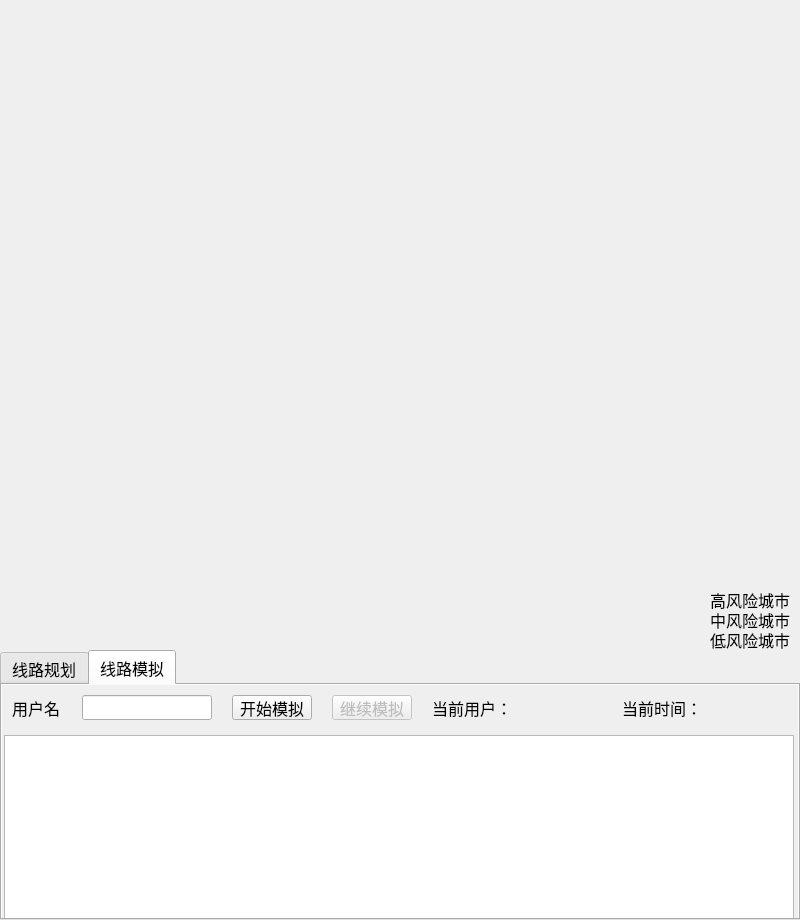
Qt form mainwindow.ui (yts1999/covid19-travel) before a commit.
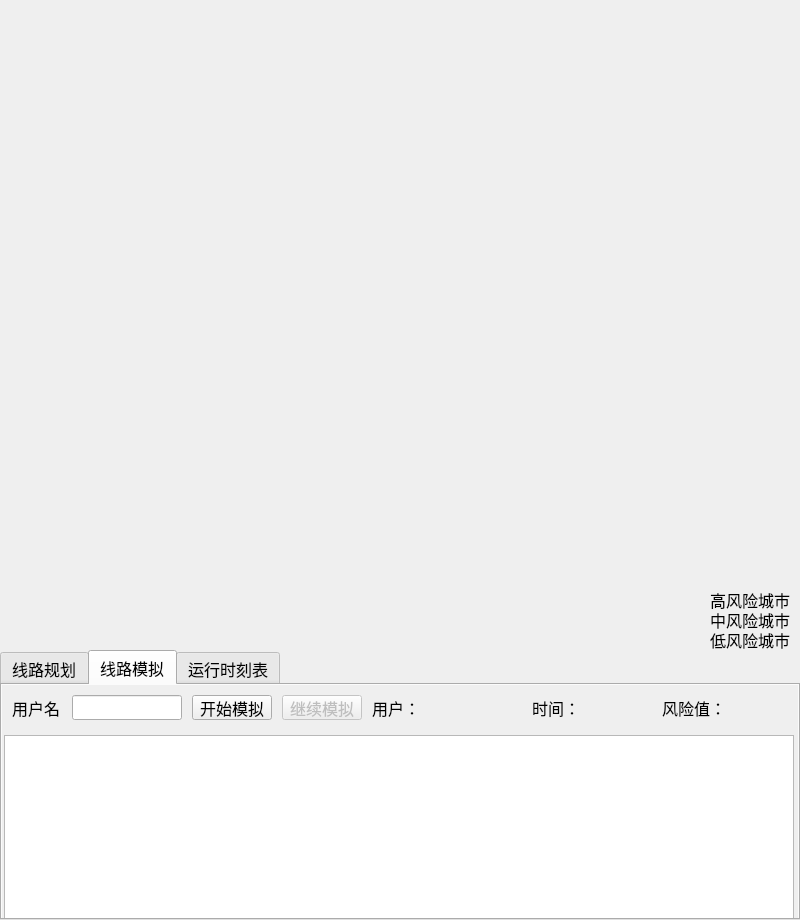
The same form after that commit. The open tabs and pages were chosen to show the change.

Commit message: add timetable and riskval display

Diff of the .ui file:
```diff
--- a/mainwindow.ui
+++ b/mainwindow.ui
@@ -279,7 +279,7 @@
        <rect>
         <x>10</x>
         <y>10</y>
-        <width>60</width>
+        <width>50</width>
         <height>25</height>
        </rect>
       </property>
@@ -290,9 +290,9 @@
      <widget class="QLineEdit" name="simUserInput">
       <property name="geometry">
        <rect>
-        <x>80</x>
+        <x>70</x>
         <y>10</y>
-        <width>130</width>
+        <width>110</width>
         <height>25</height>
        </rect>
       </property>
@@ -300,7 +300,7 @@
      <widget class="QPushButton" name="simButton">
       <property name="geometry">
        <rect>
-        <x>230</x>
+        <x>190</x>
         <y>10</y>
         <width>80</width>
         <height>25</height>
@@ -323,9 +323,9 @@
      <widget class="QLabel" name="timeLabel">
       <property name="geometry">
        <rect>
-        <x>700</x>
+        <x>580</x>
         <y>10</y>
-        <width>90</width>
+        <width>70</width>
         <height>25</height>
        </rect>
       </property>
@@ -339,7 +339,7 @@
       </property>
       <property name="geometry">
        <rect>
-        <x>330</x>
+        <x>280</x>
         <y>10</y>
         <width>80</width>
         <height>25</height>
@@ -352,33 +352,33 @@
      <widget class="QLabel" name="timeHintLabel">
       <property name="geometry">
        <rect>
-        <x>620</x>
+        <x>530</x>
         <y>10</y>
-        <width>80</width>
+        <width>50</width>
         <height>25</height>
        </rect>
       </property>
       <property name="text">
-       <string>当前时间：</string>
+       <string>时间：</string>
       </property>
      </widget>
      <widget class="QLabel" name="simUserHintLabel">
       <property name="geometry">
        <rect>
-        <x>430</x>
+        <x>370</x>
         <y>10</y>
-        <width>80</width>
+        <width>50</width>
         <height>25</height>
        </rect>
       </property>
       <property name="text">
-       <string>当前用户：</string>
+       <string>用户：</string>
       </property>
      </widget>
      <widget class="QLabel" name="simUserLabel">
       <property name="geometry">
        <rect>
-        <x>510</x>
+        <x>420</x>
         <y>10</y>
         <width>110</width>
         <height>25</height>
@@ -386,6 +386,50 @@
       </property>
       <property name="text">
        <string/>
+      </property>
+     </widget>
+     <widget class="QLabel" name="riskvalHintLabel">
+      <property name="geometry">
+       <rect>
+        <x>660</x>
+        <y>10</y>
+        <width>60</width>
+        <height>25</height>
+       </rect>
+      </property>
+      <property name="text">
+       <string>风险值：</string>
+      </property>
+     </widget>
+     <widget class="QLabel" name="riskvalLabel">
+      <property name="geometry">
+       <rect>
+        <x>720</x>
+        <y>10</y>
+        <width>70</width>
+        <height>25</height>
+       </rect>
+      </property>
+      <property name="text">
+       <string/>
+      </property>
+     </widget>
+    </widget>
+    <widget class="QWidget" name="timetableTab">
+     <attribute name="title">
+      <string>运行时刻表</string>
+     </attribute>
+     <widget class="QTableView" name="timetableView">
+      <property name="geometry">
+       <rect>
+        <x>2</x>
+        <y>0</y>
+        <width>790</width>
+        <height>240</height>
+       </rect>
+      </property>
+      <property name="editTriggers">
+       <set>QAbstractItemView::NoEditTriggers</set>
       </property>
      </widget>
     </widget>
```
The commit also changes 6 other files.
